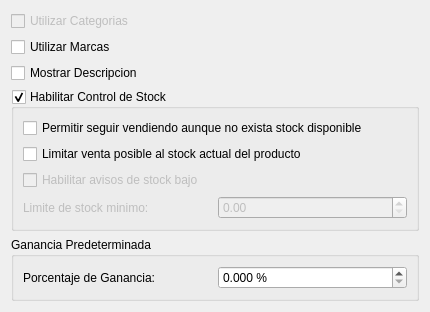
This is trunk/plugins/productos/FormPrefProductosBase.ui in chungote/gestotux as Qt 5 draws it before an edit. The edited form follows.
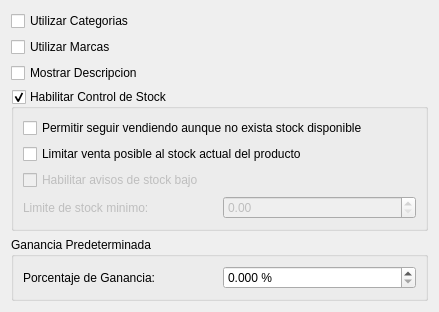
This is the edited form.

Commit message: -Arreglado limite de numero en el limite de cuenta corriente predeterminada. - Rehabilitada la opción de categorias en las preferencias de productos. - Arreglado problema de vista de productos.

Patch:
```diff
--- a/trunk/plugins/productos/FormPrefProductosBase.ui
+++ b/trunk/plugins/productos/FormPrefProductosBase.ui
@@ -6,8 +6,8 @@
    <rect>
     <x>0</x>
     <y>0</y>
-    <width>430</width>
-    <height>300</height>
+    <width>439</width>
+    <height>305</height>
    </rect>
   </property>
   <property name="windowTitle">
@@ -17,7 +17,7 @@
    <item>
     <widget class="QCheckBox" name="CkBCategorias">
      <property name="enabled">
-      <bool>false</bool>
+      <bool>true</bool>
      </property>
      <property name="text">
       <string>Utilizar Categorias</string>
```
The commit also changes 7 other files.
